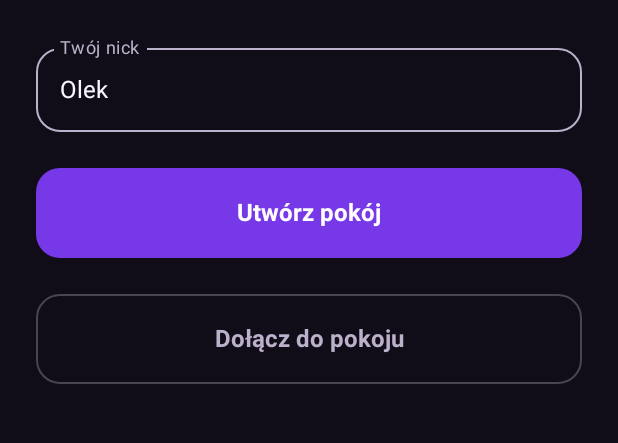
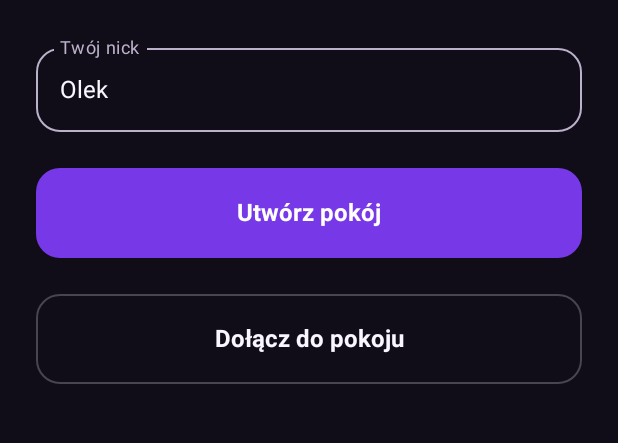
Before and after one commit to dervoxx/TunePrint, an Android app built with Jetpack Compose: the screen it shows after launch (MainActivity), on a phone screen of 412 x 824 dp, the part 79-522 px from its top. Run offline under Robolectric (Android 15) with nearby library versions, the phone set to English and light mode, and no system bars.

Commit message:
fix: improve secondary control and input contrast

```diff
--- a/composeApp/src/commonMain/kotlin/pl/tuneprint/ui/GameScreens.kt
+++ b/composeApp/src/commonMain/kotlin/pl/tuneprint/ui/GameScreens.kt
@@ -214,6 +214,7 @@ fun HomeScreen(
         OutlinedTextField(
             value = nickname, onValueChange = { onNicknameChange(it.take(20)) },
             label = { Text("Twój nick") }, singleLine = true,
+            colors = OutlinedTextFieldDefaults.colors(focusedLabelColor = Ink.Highlight, focusedBorderColor = Ink.Highlight, cursorColor = Ink.Highlight),
             keyboardOptions = KeyboardOptions(imeAction = ImeAction.Done),
             keyboardActions = KeyboardActions(onDone = { focus.clearFocus(); keyboard?.hide() }),
             modifier = Modifier.fillMaxWidth().panelMotion(1), shape = RoundedCornerShape(16.dp),
@@ -221,6 +222,7 @@ fun HomeScreen(
         PrimaryAction("Utwórz pokój", { open(onCreate) }, validNickname)
         OutlinedButton(
             onClick = { open(onJoin) }, enabled = validNickname,
+            colors = ButtonDefaults.outlinedButtonColors(contentColor = Ink.Text),
             modifier = Modifier.fillMaxWidth().heightIn(min = 60.dp).panelMotion(4),
             shape = RoundedCornerShape(16.dp),
             contentPadding = PaddingValues(horizontal = 20.dp, vertical = 16.dp),
@@ -274,6 +276,7 @@ fun JoinRoomScreen(
             value = code,
             onValueChange = { onCodeChange(it.filter { character -> character in '0'..'9' }.take(6)) },
             label = { Text("Kod pokoju") },
+            colors = OutlinedTextFieldDefaults.colors(focusedLabelColor = Ink.Highlight, focusedBorderColor = Ink.Highlight, cursorColor = Ink.Highlight),
             singleLine = true,
             isError = error != null,
             textStyle = MaterialTheme.typography.titleLarge.copy(textAlign = TextAlign.Center, letterSpacing = 4.sp),
@@ -317,14 +320,16 @@ fun LobbyScreen(
             Row(Modifier.fillMaxWidth().panelMotion(1), horizontalArrangement = Arrangement.spacedBy(12.dp),
                 verticalAlignment = Alignment.CenterVertically) {
                 OutlinedButton(onClick = { onRoundCountChange((roundCount - 1).coerceIn(1, roundLimit)) },
-                    enabled = roundCount > 1, modifier = Modifier.size(48.dp), contentPadding = PaddingValues(0.dp)) {
+                    enabled = roundCount > 1, modifier = Modifier.size(48.dp),
+                    colors = ButtonDefaults.outlinedButtonColors(contentColor = Ink.Text), contentPadding = PaddingValues(0.dp)) {
                     Text("−", fontSize = 24.sp)
                 }
                 StableResultText("$roundCount ${roundNoun(roundCount)}", (1..roundLimit).map { "$it ${roundNoun(it)}" },
                     Ink.Text, MaterialTheme.typography.bodyLarge.copy(textAlign = TextAlign.Center, fontFeatureSettings = "tnum"),
                     Modifier.weight(1f))
                 OutlinedButton(onClick = { onRoundCountChange((roundCount + 1).coerceIn(1, roundLimit)) },
-                    enabled = roundCount < roundLimit, modifier = Modifier.size(48.dp), contentPadding = PaddingValues(0.dp)) {
+                    enabled = roundCount < roundLimit, modifier = Modifier.size(48.dp),
+                    colors = ButtonDefaults.outlinedButtonColors(contentColor = Ink.Text), contentPadding = PaddingValues(0.dp)) {
                     Text("+", fontSize = 24.sp)
                 }
             }
@@ -338,7 +343,8 @@ fun LobbyScreen(
             Row(Modifier.fillMaxWidth().panelMotion(2), horizontalArrangement = Arrangement.spacedBy(12.dp),
                 verticalAlignment = Alignment.CenterVertically) {
                 OutlinedButton(onClick = { onCapacityChange((capacity - 1).coerceIn(3, 8)) },
-                    enabled = capacity > 3, modifier = Modifier.size(48.dp), contentPadding = PaddingValues(0.dp)) {
+                    enabled = capacity > 3, modifier = Modifier.size(48.dp),
+                    colors = ButtonDefaults.outlinedButtonColors(contentColor = Ink.Text), contentPadding = PaddingValues(0.dp)) {
                     Text("−", fontSize = 24.sp)
                 }
                 StableResultText("Limit: $capacity ${if (capacity in 3..4) "osoby" else "osób"}",
@@ -346,7 +352,8 @@ fun LobbyScreen(
                     Ink.Text, MaterialTheme.typography.bodyLarge.copy(textAlign = TextAlign.Center, fontFeatureSettings = "tnum"),
                     Modifier.weight(1f))
                 OutlinedButton(onClick = { onCapacityChange((capacity + 1).coerceIn(3, 8)) },
-                    enabled = capacity < 8, modifier = Modifier.size(48.dp), contentPadding = PaddingValues(0.dp)) {
+                    enabled = capacity < 8, modifier = Modifier.size(48.dp),
+                    colors = ButtonDefaults.outlinedButtonColors(contentColor = Ink.Text), contentPadding = PaddingValues(0.dp)) {
                     Text("+", fontSize = 24.sp)
                 }
             }
```
